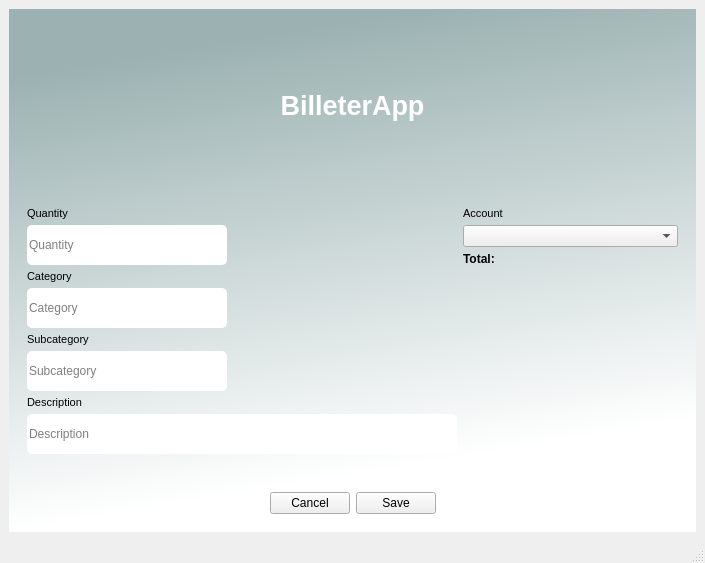
Above: guicore/uis/operation_incomeexpense_screen.ui from Igna11/billetera before the change. Below: the same form after it.
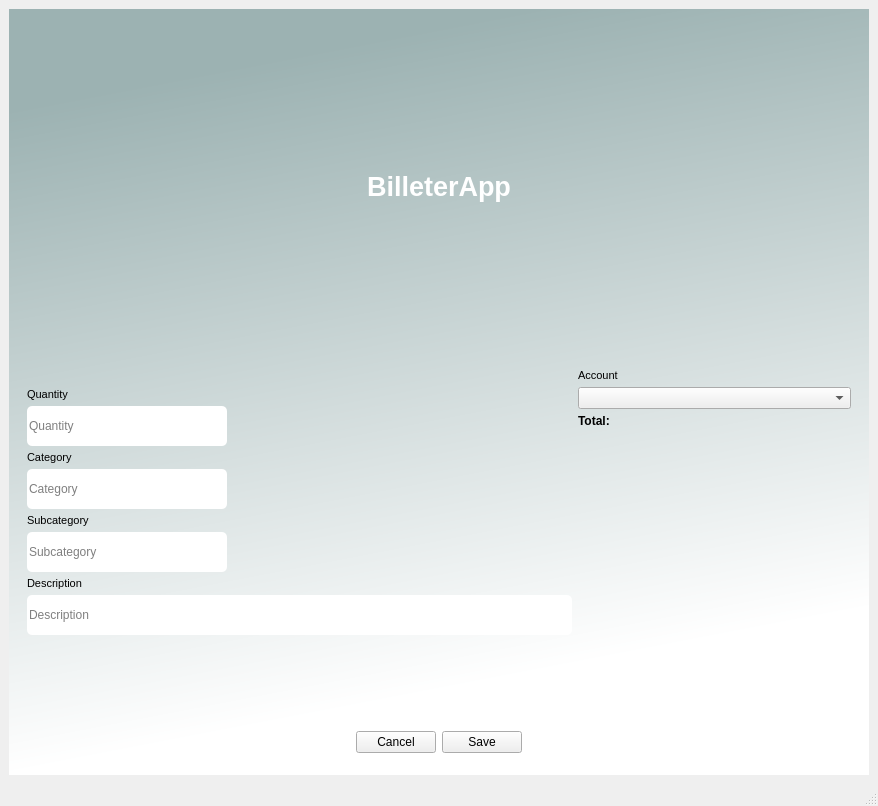
That is the form after the change.

```diff
--- a/guicore/uis/operation_incomeexpense_screen.ui
+++ b/guicore/uis/operation_incomeexpense_screen.ui
@@ -6,8 +6,8 @@
    <rect>
     <x>0</x>
     <y>0</y>
-    <width>705</width>
-    <height>563</height>
+    <width>878</width>
+    <height>806</height>
    </rect>
   </property>
   <property name="windowTitle">
@@ -46,6 +46,13 @@
             <property name="spacing">
              <number>5</number>
             </property>
+            <item>
+             <widget class="QLabel" name="operation_label">
+              <property name="text">
+               <string/>
+              </property>
+             </widget>
+            </item>
             <item>
              <widget class="QLabel" name="quantity_label">
               <property name="font">
```
Left out of the diff: 4 changed lines with no effect on the pictures.
